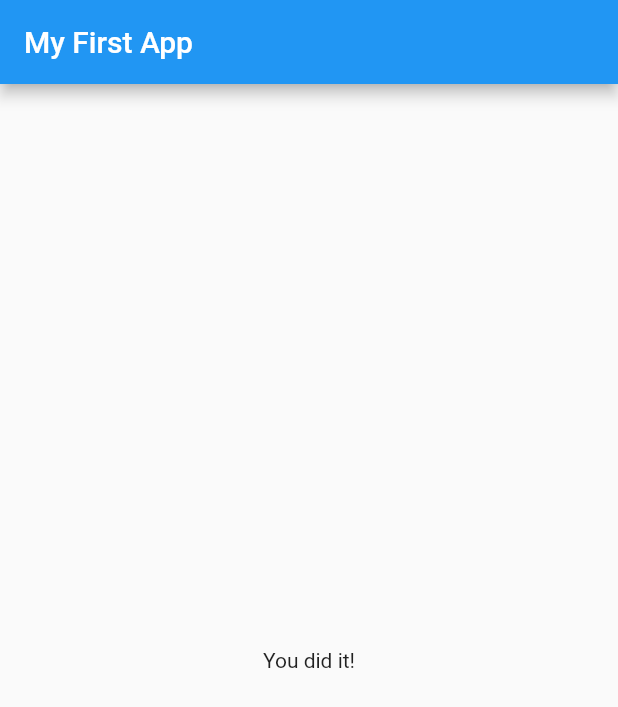
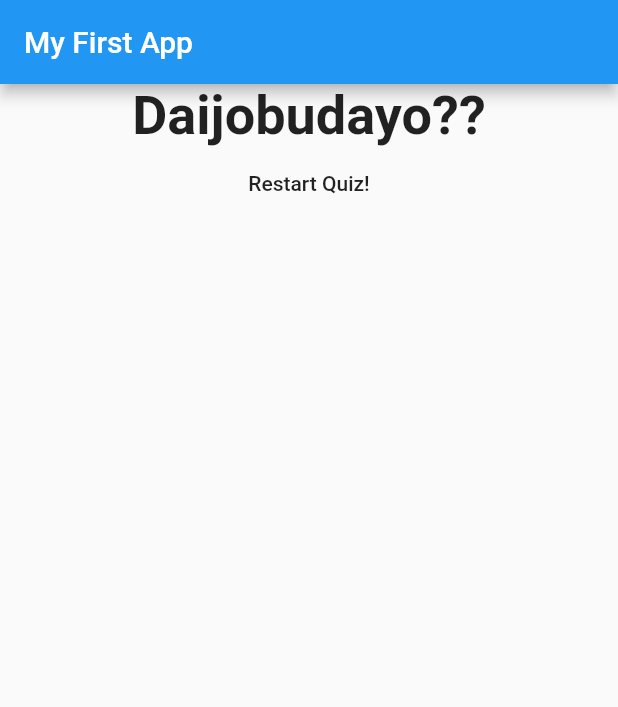
Before and after one commit to nabilahzaid/quiz_app, a Flutter app: the screen it shows after launch, after a tap on "Kiki", after a tap on "Sushi", after a tap on "White", on a phone screen of 412 x 824 dp. Shown: the top 707 px of the screen. Run offline on Flutter 3.47's test engine with Material 2 defaults, Android fonts, the phone set to English and light mode, and no system bars.

Commit message:
finish simple quiz

```diff
--- a/lib/main.dart
+++ b/lib/main.dart
@@ -19,25 +19,49 @@ class MyAppState extends State<MyApp> {
   final _questions = const [
     {
       'questionText': 'Who\'s the best cat?',
-      'answer': ['Kiki', 'Momo', 'Koko', 'Mimi']
+      'answer': [
+        {'text': 'Kiki', 'score': 6},
+        {'text': 'Momo', 'score': 10},
+        {'text': 'Koko', 'score': 4},
+        {'text': 'Mimi', 'score': 3}
+      ]
     },
     {
       'questionText': 'Whats\' your favourite food?',
-      'answer': ['Spaghetti', 'Sushi', 'Kimbap', 'Nasi Lemak']
+      'answer': [
+        {'text': 'Spaghetti', 'score': 4},
+        {'text': 'Sushi', 'score': 5},
+        {'text': 'Kimbap', 'score': 8},
+        {'text': 'Nasi Lemak', 'score': 1}
+      ]
     },
     {
       'questionText': 'Whats\' your favourite colour?',
-      'answer': ['Pink', 'Blue', 'White', 'Black']
+      'answer': [
+        {'text': 'Pink', 'score': 2},
+        {'text': 'Blue', 'score': 4},
+        {'text': 'White', 'score': 7},
+        {'text': 'Black', 'score': 6}
+      ]
     }
   ];
   var _questionIndex = 0;
+  var _totalScore = 0;
 
-  void _answerQuestion() {
+  void _resetQuiz() {
+    setState(() {
+      _questionIndex = 0;
+      _totalScore = 0;
+    });
+  }
+
+  void _answerQuestion(int score) {
+    _totalScore += score;
+    setState(() {
+      _questionIndex += 1;
+    });
     if (_questionIndex < _questions.length) {
       print('we have more question');
-      setState(() {
-        _questionIndex += 1;
-      });
     } else {
       _questionIndex = _questions.length;
     }
@@ -57,7 +81,7 @@ class MyAppState extends State<MyApp> {
               answerQuestion: _answerQuestion,
               questionIndex: _questionIndex,
               questions: _questions)
-          : Result(),
+          : Result(_totalScore, _resetQuiz),
     ));
   }
 }
--- a/lib/quiz.dart
+++ b/lib/quiz.dart
@@ -20,8 +20,9 @@ class Quiz extends StatelessWidget {
         Question(
           questions[questionIndex]['questionText'],
         ),
-        ...(questions[questionIndex]['answer'] as List<String>).map((answer) {
-          return Answer(answerQuestion, answer);
+        ...(questions[questionIndex]['answer'] as List<Map<String, Object>>)
+            .map((answer) {
+          return Answer(() => answerQuestion(answer['score']), answer['text']);
         }).toList()
       ],
     );
--- a/lib/result.dart
+++ b/lib/result.dart
@@ -1,10 +1,38 @@
 import 'package:flutter/material.dart';
 
 class Result extends StatelessWidget {
+  final int resultScore;
+  final Function resetHandler;
+
+  Result(this.resultScore, this.resetHandler);
+
+  String get resultPhrase {
+    String resultText;
+
+    if (resultScore <= 6) {
+      resultText = 'Wow, you are amazing!';
+    } else if (resultScore <= 10) {
+      resultText = 'Kawaii person on the planet!';
+    } else {
+      resultText = 'Daijobudayo??';
+    }
+
+    return resultText;
+  }
+
   @override
   Widget build(BuildContext context) {
     return Center(
-      child: Text('You did it!'),
+      child: Column(
+        children: <Widget>[
+          Text(
+            resultPhrase,
+            style: TextStyle(fontSize: 36, fontWeight: FontWeight.bold),
+            textAlign: TextAlign.center,
+          ),
+          FlatButton(onPressed: resetHandler, child: Text('Restart Quiz!'))
+        ],
+      ),
     );
   }
 }
```
